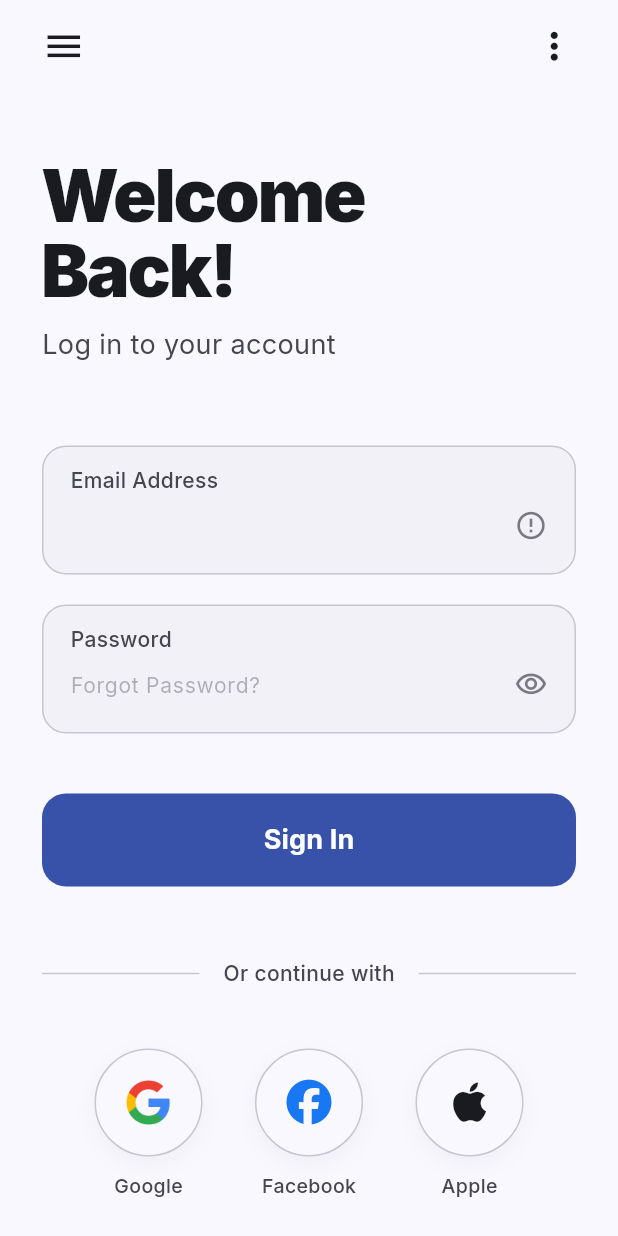
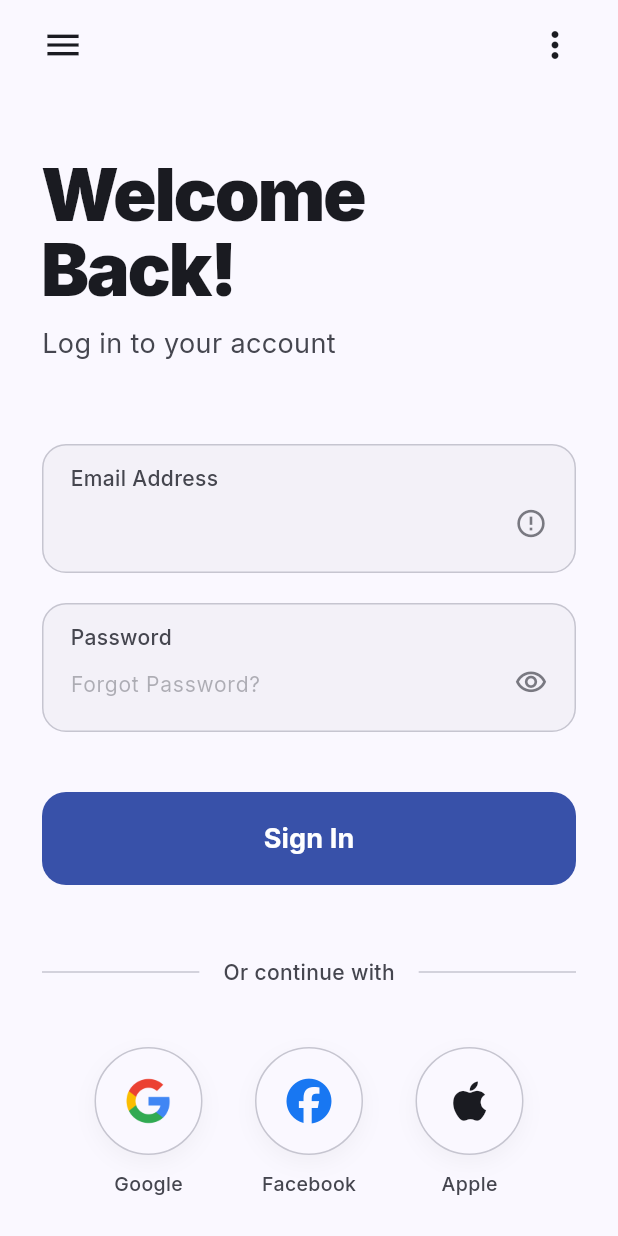
Before and after one commit to famton-repo/flutter, a Flutter app: the screen it shows after launch, on a phone screen of 412 x 824 dp. Run offline on Flutter 3.47's test engine with Material 3 defaults, Android fonts, the phone set to English and light mode, and no system bars; our stand-ins replace font_awesome_flutter, google_fonts.

Commit message:
style: reduce icon sizes from 29 to 28 for menu and more_vert icons.

```diff
--- a/lib/main.dart
+++ b/lib/main.dart
@@ -69,8 +69,8 @@
               Row(
                 mainAxisAlignment: MainAxisAlignment.spaceBetween,
                 children: [
-                  Icon(Icons.menu, color: theme.colorScheme.onSurface, size: 29),
-                  Icon(Icons.more_vert, color: theme.colorScheme.onSurface, size: 29),
+                  Icon(Icons.menu, color: theme.colorScheme.onSurface, size: 28),
+                  Icon(Icons.more_vert, color: theme.colorScheme.onSurface, size: 28),
                 ],
               ),
               const SizedBox(height: 60),
```
